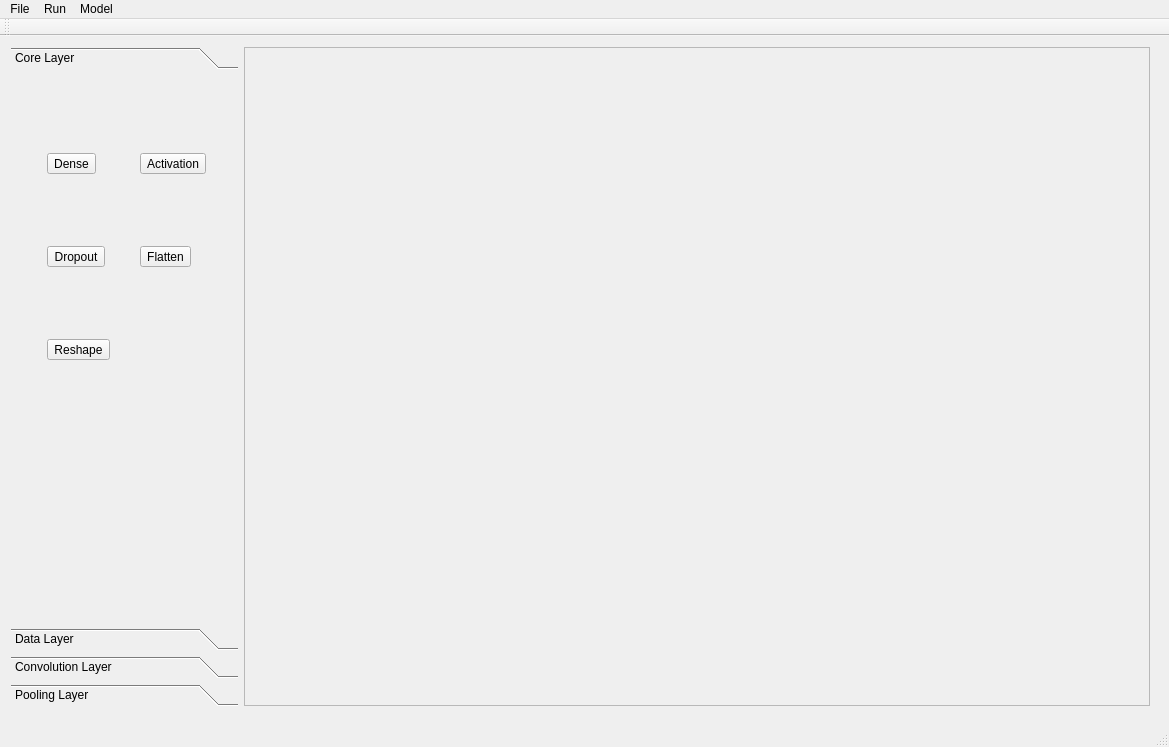
First picture: the form in app/mainwindow.ui, repository kelvin34501/alchimia_repo, before the edit.
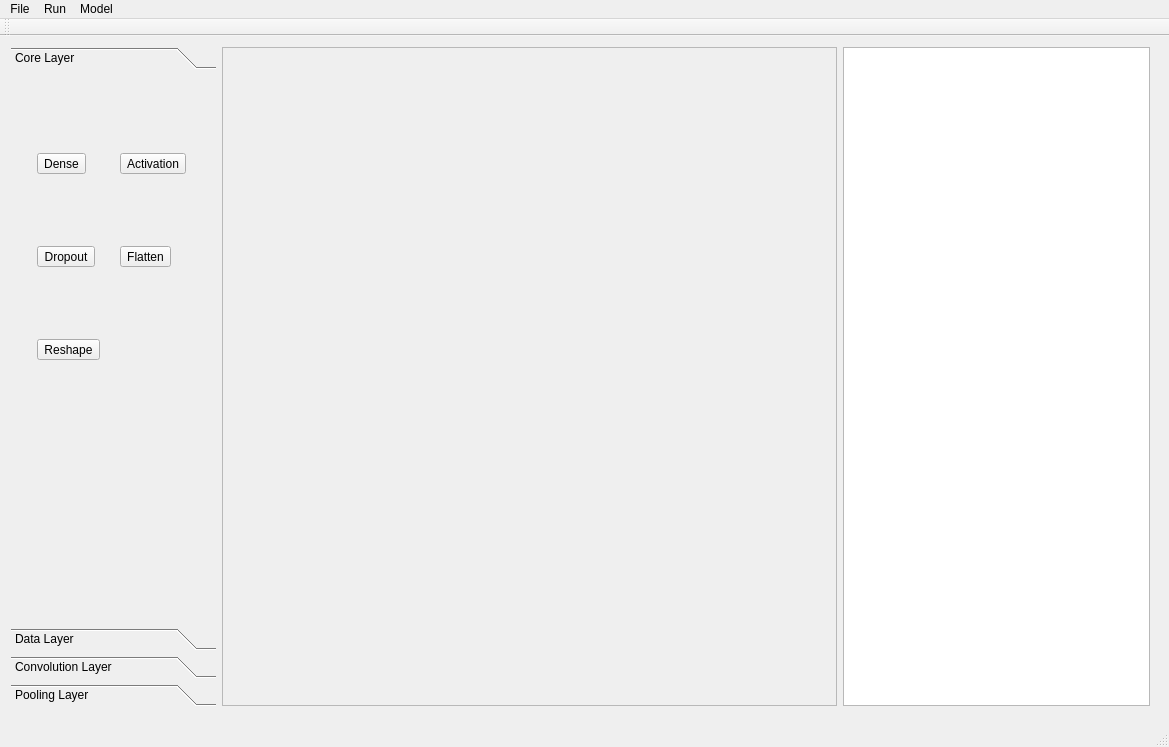
Second picture: the form after the edit.

Commit message: Implement the inspection panel with QTreeView

The edit to the form file:
```diff
--- a/app/mainwindow.ui
+++ b/app/mainwindow.ui
@@ -28,7 +28,7 @@
       <widget class="QToolBox" name="toolBox">
        <property name="sizePolicy">
         <sizepolicy hsizetype="Preferred" vsizetype="Preferred">
-         <horstretch>1</horstretch>
+         <horstretch>2</horstretch>
          <verstretch>0</verstretch>
         </sizepolicy>
        </property>
@@ -40,7 +40,7 @@
          <rect>
           <x>0</x>
           <y>0</y>
-          <width>231</width>
+          <width>209</width>
           <height>551</height>
          </rect>
         </property>
@@ -52,7 +52,7 @@
           <rect>
            <x>1</x>
            <y>1</y>
-           <width>231</width>
+           <width>201</width>
            <height>361</height>
           </rect>
          </property>
@@ -233,7 +233,17 @@
        </property>
        <property name="sizePolicy">
         <sizepolicy hsizetype="Expanding" vsizetype="Expanding">
-         <horstretch>4</horstretch>
+         <horstretch>6</horstretch>
+         <verstretch>0</verstretch>
+        </sizepolicy>
+       </property>
+      </widget>
+     </item>
+     <item>
+      <widget class="QTreeView" name="treeView">
+       <property name="sizePolicy">
+        <sizepolicy hsizetype="Expanding" vsizetype="Expanding">
+         <horstretch>3</horstretch>
          <verstretch>0</verstretch>
         </sizepolicy>
        </property>
```
Left out of the diff: 6 changed lines with no effect on the pictures. The commit also changes 8 other files.
